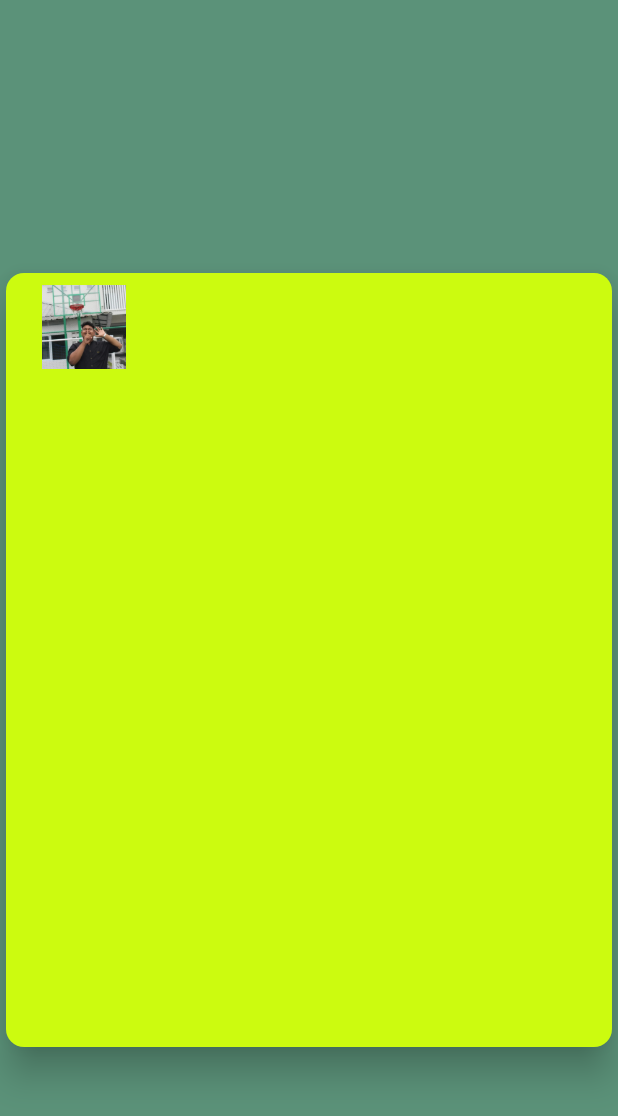
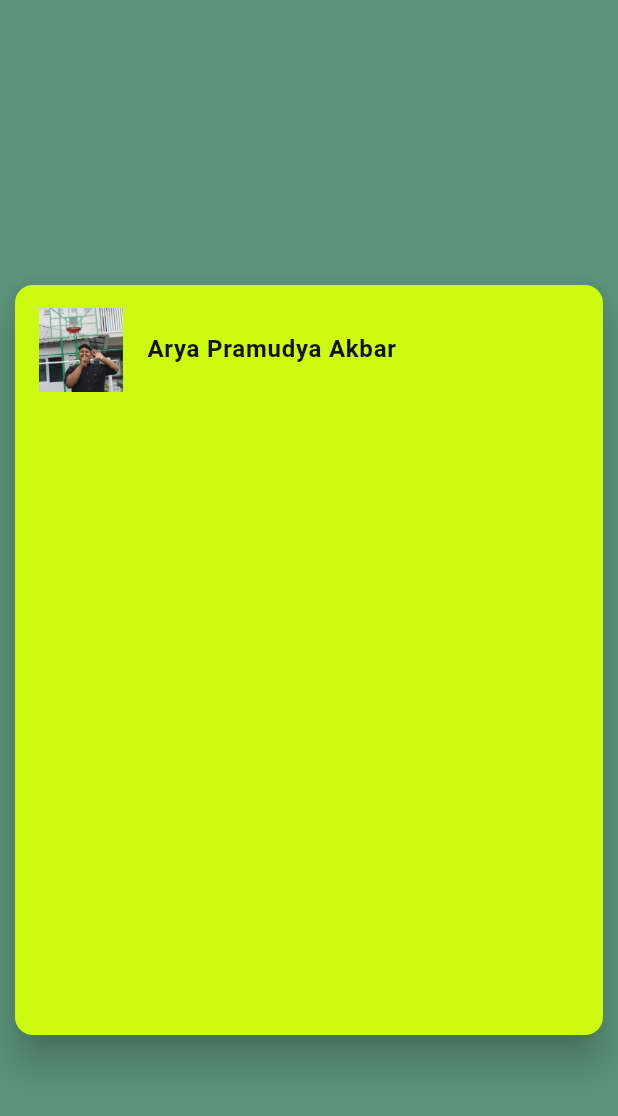
Before and after one commit to AbdulReyza/kelompok_2, a Flutter app: the ProfileArya screen opened directly, on a phone screen of 412 x 824 dp. Shown: the top 1116 px of the screen. Run offline on Flutter 3.47's test engine with Material 3 defaults, Android fonts, the phone set to English and light mode, and no system bars; our stand-ins replace lottie; Roboto replaces fonts that are missing (Pixel).

Commit message:
style: tambah title

```diff
--- a/lib/presentation/profile/arya_profile.dart
+++ b/lib/presentation/profile/arya_profile.dart
@@ -28,20 +28,29 @@ class _ProfileAryaState extends State<ProfileArya> {
                 Card(
                   color: Color(0xFFCCFB0F),
                   elevation: 10,
-                  child: Padding(
-                    padding: const EdgeInsets.all(8.0),
+                  margin: EdgeInsets.all(10),
                     child: Container(
                       height: 500,
-                      width: 500,
+                      width: double.infinity,
                       child: Column(
                         children: [
-                          ListTile(
-                            leading: Image.asset('assets/images/arya_profile.jpg'),
+                          Padding(
+                            padding: EdgeInsets.only(top: 15),
+                            child: ListTile(
+                              leading: Image.asset('assets/images/arya_profile.jpg'),
+                              title: Text('Arya Pramudya Akbar',
+                                style: TextStyle(
+                                  fontWeight: FontWeight.bold,
+                                  color: Color(0xFF12130F),
+                                ),
+                              ),
+
+                            ),
                           )
                         ],
                       )
                     ),
-                  )
+
                 )
               ],
             ),
```
